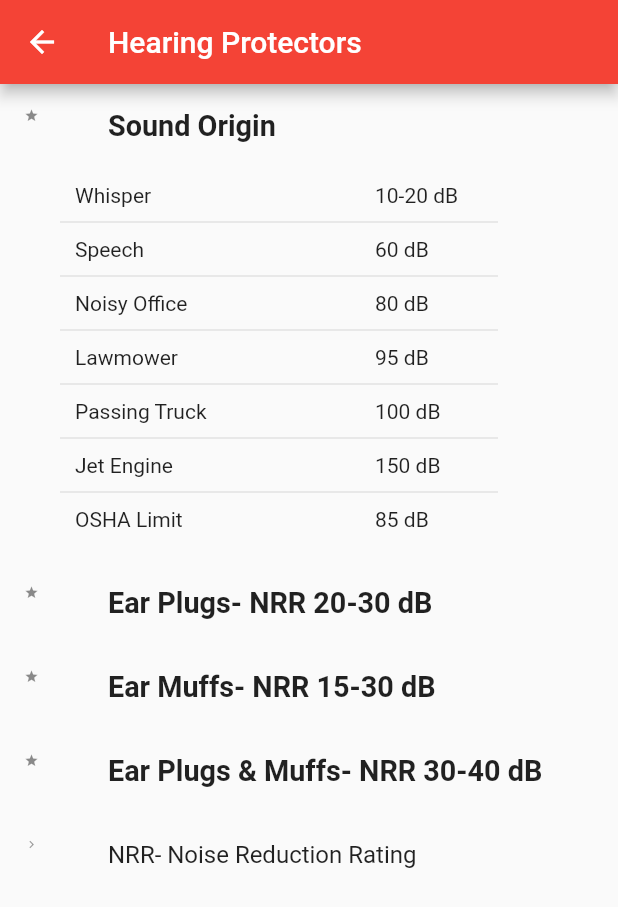
After one commit to mbariya/Plant_Safety_Manual_App, a Flutter app: the HearingProtectors screen opened by its route, on a phone screen of 412 x 824 dp. The commit adds this screen. Shown: the top 907 px of the screen. Run offline on Flutter 3.47's test engine with Material 2 defaults, Android fonts, the phone set to English and light mode, and no system bars; our stand-ins replace dynamic_theme.

Commit message:
Hearing Protectors added

```diff
--- /dev/null
+++ b/lib/Data/HearingProtectors.dart
@@ -0,0 +1,150 @@
+import 'package:flutter/material.dart';
+
+class HearingProtectors extends StatefulWidget {
+  @override
+  _HearingProtectorsState createState() => _HearingProtectorsState();
+}
+
+class _HearingProtectorsState extends State<HearingProtectors> {
+  @override
+  Widget build(BuildContext context) {
+    return Scaffold(
+      appBar: new AppBar(
+        title: new Text('Hearing Protectors'),
+      ),
+      body: new Container(
+        child: Column(
+          children: <Widget>[
+            new ListTile(
+              leading: new Icon(Icons.star, size: 10.0,),
+              title: new Text('Sound Origin', style: new TextStyle(fontWeight: FontWeight.bold,),textScaleFactor: 1.2,),
+            ),
+            Container(
+              margin: EdgeInsets.fromLTRB(40.0, 0.0, 80.0, 10.0),
+              child: new Table(
+                border: new TableBorder(
+                  horizontalInside:new BorderSide(width: 0.1),
+                ),
+                defaultVerticalAlignment: TableCellVerticalAlignment.middle,
+                columnWidths:  const <int, TableColumnWidth> {
+                  0: FixedColumnWidth(200.0),
+                  //1: FixedColumnWidth(110.0),
+                },
+                children: [
+                  TableRow(
+                      children: [
+                        new Container(
+                            padding: new EdgeInsets.all(10.0),
+                            child: new Text('Whisper'),
+
+                        ),
+                        new Container(
+                            padding: new EdgeInsets.all(10.0),
+                            child: new Text('10-20 dB'),
+
+                        ),
+                      ]
+                  ),
+                  TableRow(
+                      children: [
+                        new Container(
+                            padding: new EdgeInsets.all(10.0),
+                            child: new Text('Speech'),
+                          ),
+                        new Container(
+                            padding: new EdgeInsets.all(10.0),
+                            child: new Text('60 dB'),
+                        ),
+                      ]
+                  ),
+                  TableRow(
+                      children: [
+                        new Container(
+                            padding: new EdgeInsets.all(10.0),
+                            child: new Text('Noisy Office'),
+                        ),
+                        new Container(
+                            padding: new EdgeInsets.all(10.0),
+                            child: new Text('80 dB'),
+                        ),
+                      ]
+                  ),
+
+                  TableRow(
+                      children: [
+                        new Container(
+                            padding: new EdgeInsets.all(10.0),
+                            child: new Text('Lawmower'),
+                        ),
+                        new Container(
+                            padding: new EdgeInsets.all(10.0),
+                            child: new Text('95 dB'),
+                          ),
+                      ]
+                  ),
+                  TableRow(
+                      children: [
+                        new Container(
+                            padding: new EdgeInsets.all(10.0),
+                            child: new Text('Passing Truck'),
+                        ),
+                        new Container(
+                            padding: new EdgeInsets.all(10.0),
+                            child: new Text('100 dB'),
+                        ),
+                      ]
+                  ),
+
+                  TableRow(
+                      children: [
+                        new Container(
+                            padding: new EdgeInsets.all(10.0),
+                            child: new Text('Jet Engine'),
+                        ),
+                        new Container(
+                            padding: new EdgeInsets.all(10.0),
+                            child: new Text('150 dB'),
+                        ),
+                      ]
+                  ),
+                  TableRow(
+                      children: [
+                        new Container(
+                            padding: new EdgeInsets.all(10.0),
+                            child: new Text('OSHA Limit'),
+                        ),
+                        new Container(
+                            padding: new EdgeInsets.all(10.0),
+                            child: new Text('85 dB'),
+                        ),
+                      ]
+                  ),
+                ],
+              ),
+            ),
+
+            new ListTile(
+              leading: new Icon(Icons.star, size: 10.0,),
+              title: new Text('Ear Plugs- NRR 20-30 dB', style: new TextStyle(fontWeight: FontWeight.bold,),textScaleFactor: 1.2,),
+            ),
+            new ListTile(
+              leading: new Icon(Icons.star, size: 10.0,),
+              title: new Text('Ear Muffs- NRR 15-30 dB', style: new TextStyle(fontWeight: FontWeight.bold,),textScaleFactor: 1.2,),
+            ),
+
+            new ListTile(
+              leading: new Icon(Icons.star, size: 10.0,),
+              title: new Text('Ear Plugs & Muffs- NRR 30-40 dB', style: new TextStyle(fontWeight: FontWeight.bold,),textScaleFactor: 1.2,),
+            ),
+
+            new ListTile(
+              leading: new Icon(Icons.keyboard_arrow_right, size: 10.0,),
+              title: new Text('NRR- Noise Reduction Rating',),
+            ),
+
+          ],
+        ),
+      ),
+    );
+  }
+}
--- a/lib/homePageUI.dart
+++ b/lib/homePageUI.dart
@@ -93,7 +93,7 @@ class _MyHomePageState extends State<MyHomePage> {
         Navigator.of(context).pushNamed("/ClassificationOfFires");
         break;
       case 'Hearing Protectors':
-        //Navigator.of(context).pushNamed("/TLVPage");
+        Navigator.of(context).pushNamed("/HearingProtectors");
         break;
       case 'TLV Value':
         Navigator.of(context).pushNamed("/TLVPage");
--- a/lib/main.dart
+++ b/lib/main.dart
@@ -1,5 +1,6 @@
 import 'package:flutter/material.dart';
 import 'package:plantsafetymanual/Data/ClassificationOfFires.dart';
+import 'package:plantsafetymanual/Data/HearingProtectors.dart';
 import 'package:plantsafetymanual/Data/ToxicAndInfectious.dart';
 import 'package:plantsafetymanual/Data/confinedSpace.dart';
 import 'package:plantsafetymanual/Data/hazardousAreaDefination.dart';
@@ -34,6 +35,7 @@ class MyApp extends StatelessWidget {
           "/HazAreaDef": (BuildContext context) => new HazardousAreaDefination(),
           "/ToxicAndInfectious": (BuildContext context) => new ToxicAndInfectious(),
           "/ClassificationOfFires": (BuildContext context) => new ClassificationOfFires(),
+          "/HearingProtectors": (BuildContext context) => new HearingProtectors(),
 
         },
       ),
```
